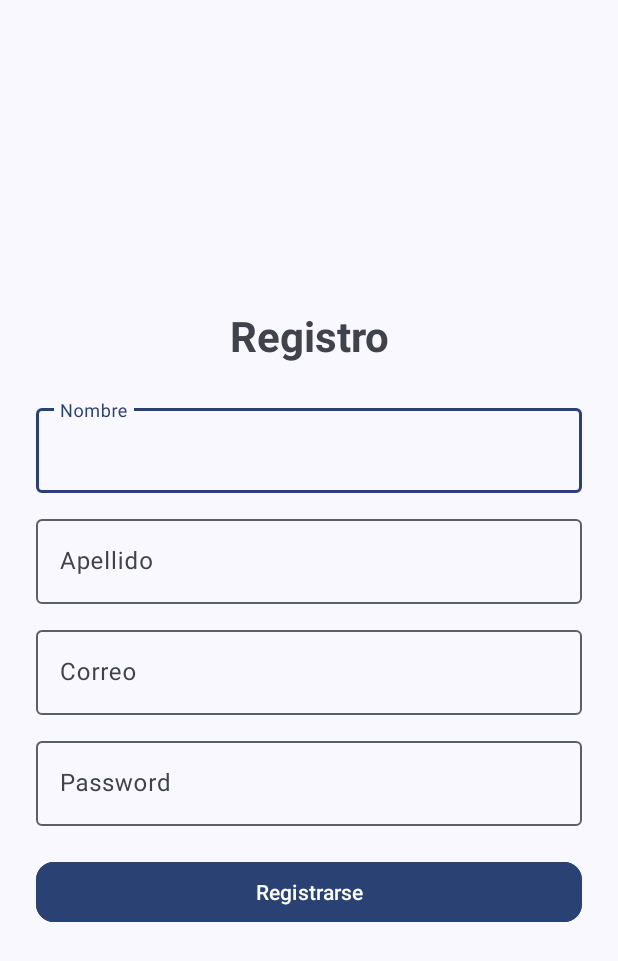
After one commit to Sebexe/de_remate_fe, an Android app: the RegisterActivity screen opened directly, with no data from a screen before it, on a phone screen of 412 x 824 dp. The commit adds this screen. Shown: the top 961 px of the screen. Run offline under Robolectric (Android 15) with nearby library versions, the phone set to English and light mode, and no system bars.

Commit message:
feat: agregar pantalla de registro con Material Design

```diff
--- a/app/src/main/AndroidManifest.xml
+++ b/app/src/main/AndroidManifest.xml
@@ -25,6 +25,15 @@
                 <category android:name="android.intent.category.LAUNCHER" />
             </intent-filter>
         </activity>
+        <activity
+            android:name=".RegisterActivity"
+            android:exported="true">
+            <intent-filter>
+                <action android:name="android.intent.action.MAIN" />
+
+                <category android:name="android.intent.category.LAUNCHER" />
+            </intent-filter>
+        </activity>
     </application>
 
 </manifest>
--- a/app/src/main/java/com/grupo1/deremate/MainActivity.kt
+++ b/app/src/main/java/com/grupo1/deremate/MainActivity.kt
@@ -1,5 +1,6 @@
 package com.grupo1.deremate
 
+import android.content.Intent
 import android.os.Bundle
 import android.widget.Toast
 import androidx.activity.enableEdgeToEdge
@@ -30,7 +31,12 @@ class MainActivity : AppCompatActivity() {
         enableEdgeToEdge()
         binding = ActivityMainBinding.inflate(layoutInflater)
         setContentView(binding.root)
-        val apiClient = ApiClient("http://10.0.2.2:8080") // 👈 IP especial para emulador Android
+        binding.filledButtonSignUp.setOnClickListener{
+            println("Pulsamos el boton");
+            val intent = Intent (this,RegisterActivity::class.java)
+            startActivity(intent)
+        }
+      /* val apiClient = ApiClient("http://10.0.2.2:8080") // 👈 IP especial para emulador Android
         val authApi = apiClient.createService(AuthControllerApi::class.java)
 
         val request = LoginRequestDTO("sebyex18@gmail.com","holaMundo!2")
@@ -63,6 +69,7 @@ class MainActivity : AppCompatActivity() {
                 ).show()
             }
         })
+       */
     }
 
 
--- /dev/null
+++ b/app/src/main/java/com/grupo1/deremate/RegisterActivity.kt
@@ -0,0 +1,36 @@
+package com.grupo1.deremate
+
+import android.os.Bundle
+import android.widget.Toast
+import androidx.activity.enableEdgeToEdge
+import androidx.appcompat.app.AppCompatActivity
+import androidx.core.view.ViewCompat
+import androidx.core.view.WindowInsetsCompat
+import com.google.android.material.color.DynamicColors
+import com.grupo1.deremate.apis.AuthControllerApi
+import com.grupo1.deremate.databinding.ActivityMainBinding
+import com.grupo1.deremate.databinding.ActivityRegisterBinding
+import com.grupo1.deremate.infrastructure.ApiClient
+import com.grupo1.deremate.models.GenericResponseDTOObject
+import com.grupo1.deremate.models.GenericResponseDTOString
+import com.grupo1.deremate.models.LoginRequestDTO
+import com.grupo1.deremate.models.LoginResponseDTO
+import com.grupo1.deremate.util.parseErrorBody
+import retrofit2.Callback
+import retrofit2.Call
+import retrofit2.Response
+
+class RegisterActivity : AppCompatActivity() {
+
+
+    private lateinit var binding: ActivityRegisterBinding
+
+    override fun onCreate(savedInstanceState: Bundle?) {
+        DynamicColors.applyToActivityIfAvailable(this)
+        super.onCreate(savedInstanceState)
+        enableEdgeToEdge()
+        binding = ActivityRegisterBinding.inflate(layoutInflater)
+        setContentView(binding.root)
+
+        }
+    }
--- /dev/null
+++ b/app/src/main/res/layout/activity_register.xml
@@ -0,0 +1,83 @@
+<?xml version="1.0" encoding="utf-8"?>
+<LinearLayout xmlns:app="http://schemas.android.com/apk/res-auto"
+    xmlns:android="http://schemas.android.com/apk/res/android"
+    android:id="@+id/main"
+    android:layout_width="match_parent"
+    android:layout_height="match_parent"
+    android:layout_centerHorizontal="true"
+    android:orientation="vertical"
+    android:gravity="center"
+    android:background="?android:attr/colorBackground"
+    android:elevation="4dp"
+    android:padding="24dp">
+
+        <TextView
+            android:id="@+id/tvTitle"
+            android:layout_width="match_parent"
+            android:layout_height="wrap_content"
+            android:text="Registro"
+            android:textSize="28sp"
+            android:textStyle="bold"
+            android:gravity="center"
+            android:layout_marginBottom="24dp" />
+
+        <com.google.android.material.textfield.TextInputLayout
+            android:layout_width="match_parent"
+            android:layout_height="wrap_content"
+            android:layout_marginBottom="12dp">
+
+            <com.google.android.material.textfield.TextInputEditText
+                android:id="@+id/etNombre"
+                android:layout_width="match_parent"
+                android:layout_height="wrap_content"
+                android:hint="Nombre" />
+        </com.google.android.material.textfield.TextInputLayout>
+
+        <com.google.android.material.textfield.TextInputLayout
+            android:layout_width="match_parent"
+            android:layout_height="wrap_content"
+            android:layout_marginBottom="12dp">
+
+            <com.google.android.material.textfield.TextInputEditText
+                android:id="@+id/etApellido"
+                android:layout_width="match_parent"
+                android:layout_height="wrap_content"
+                android:hint="Apellido" />
+        </com.google.android.material.textfield.TextInputLayout>
+
+        <com.google.android.material.textfield.TextInputLayout
+            android:layout_width="match_parent"
+            android:layout_height="wrap_content"
+            android:layout_marginBottom="12dp">
+
+            <com.google.android.material.textfield.TextInputEditText
+                android:id="@+id/etCorreo"
+                android:layout_width="match_parent"
+                android:layout_height="wrap_content"
+                android:hint="Correo"
+                android:inputType="textEmailAddress" />
+        </com.google.android.material.textfield.TextInputLayout>
+
+        <com.google.android.material.textfield.TextInputLayout
+            android:layout_width="match_parent"
+            android:layout_height="wrap_content"
+            android:layout_marginBottom="12dp">
+
+            <com.google.android.material.textfield.TextInputEditText
+                android:id="@+id/etPassword"
+                android:layout_width="match_parent"
+                android:layout_height="wrap_content"
+                android:hint="Password"
+                android:inputType="textPassword" />
+        </com.google.android.material.textfield.TextInputLayout>
+
+        <com.google.android.material.button.MaterialButton
+            android:id="@+id/btnRegistrarse"
+            android:layout_width="match_parent"
+            android:layout_height="wrap_content"
+            android:text="Registrarse"
+            app:cornerRadius="12dp"
+            android:backgroundTint="?attr/colorPrimary"
+            android:textColor="?attr/colorOnPrimary"
+            android:layout_marginTop="8dp" />
+    </LinearLayout>
```
